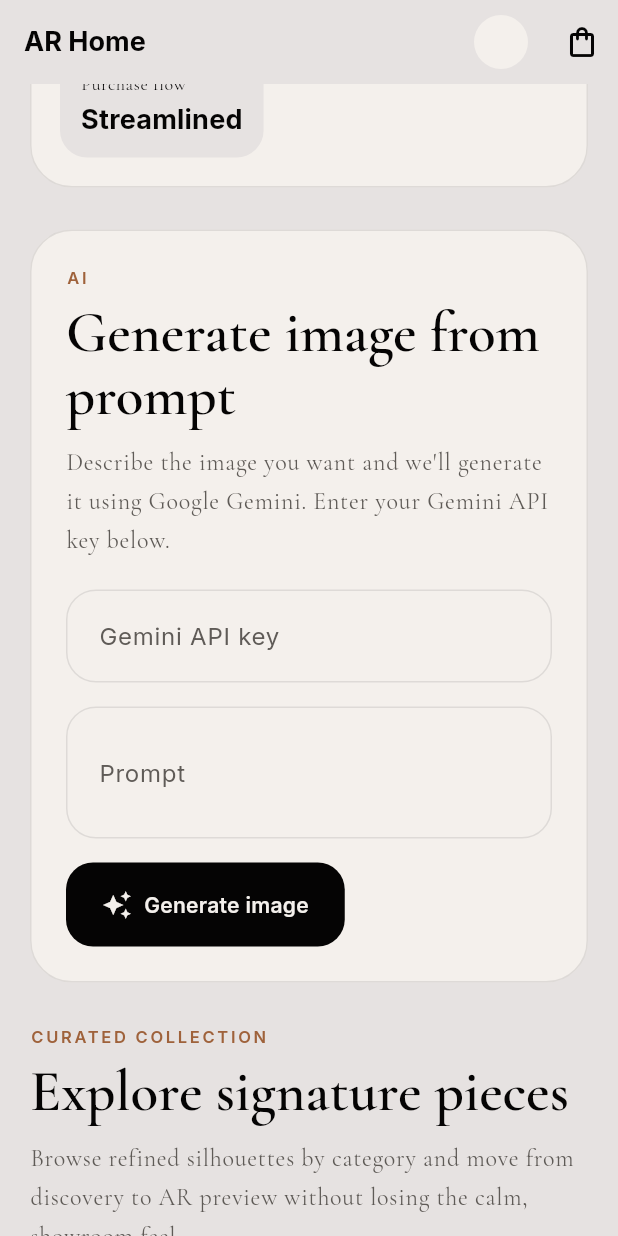
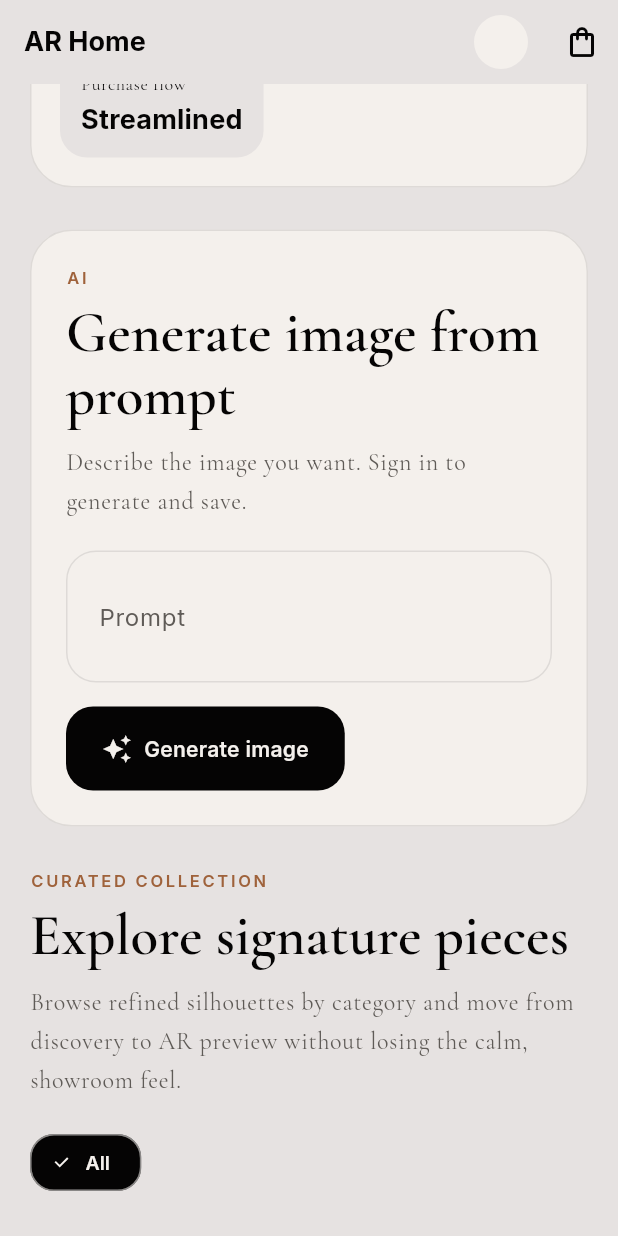
Before and after one commit to AlexBabu26/ar_interior_designer, a Flutter app: the screen it shows once a user with an empty profile is signed in, scrolled down 576 dp, on a phone screen of 412 x 824 dp. Run offline on Flutter 3.47's test engine with Material 3 defaults, Android fonts, the phone set to English and light mode, and no system bars; our stand-ins replace go_router, google_fonts, supabase_flutter; missing offline and left inert: model_viewer_plus; accounts and stored records are empty; project files that could hold a hidden picture were left out.

Commit message:
feat: add image generation feature with history tracking and storage

```diff
--- a/lib/app/app_router.dart
+++ b/lib/app/app_router.dart
@@ -3,6 +3,7 @@ import 'package:go_router/go_router.dart';
 import '../features/admin/presentation/admin_product_screens.dart';
 import '../features/auth/application/auth_provider.dart';
 import '../features/auth/presentation/auth_screens.dart';
+import '../features/image_generation/presentation/generations_history_screen.dart';
 import '../features/orders/presentation/purchase_history_screen.dart';
 import '../features/storefront/presentation/storefront_screens.dart';
 
@@ -156,6 +157,10 @@ GoRouter createAppRouter(AuthProvider authProvider) {
             path: 'purchases',
             builder: (context, state) => const PurchaseHistoryScreen(),
           ),
+          GoRoute(
+            path: 'generations',
+            builder: (context, state) => const GenerationsHistoryScreen(),
+          ),
         ],
       ),
       GoRoute(
--- a/lib/features/image_generation/data/gemini_image_repository.dart
+++ b/lib/features/image_generation/data/gemini_image_repository.dart
@@ -21,7 +21,7 @@ class GeminiImageResult {
 /// Uses the native image generation model and returns the first image part.
 class GeminiImageRepository {
   GeminiImageRepository({
-    this.modelId = 'gemini-2.0-flash-preview-image-generation',
+    this.modelId = 'gemini-2.5-flash',
     http.Client? client,
   }) : _client = client ?? http.Client();
 
@@ -48,6 +48,7 @@ class GeminiImageRepository {
       );
     }
 
+    // Using gemini-2.5-flash with generateContent and responseModalities
     final url = Uri.parse('$_baseUrl/$modelId:generateContent');
     final body = {
       'contents': [
--- /dev/null
+++ b/lib/features/image_generation/domain/generated_image.dart
@@ -0,0 +1,26 @@
+/// A saved generated image record (prompt + local path).
+class GeneratedImage {
+  const GeneratedImage({
+    required this.id,
+    required this.userId,
+    required this.prompt,
+    required this.imagePath,
+    required this.createdAt,
+  });
+
+  final String id;
+  final String userId;
+  final String prompt;
+  final String imagePath;
+  final DateTime createdAt;
+
+  factory GeneratedImage.fromJson(Map<String, dynamic> json) {
+    return GeneratedImage(
+      id: json['id'] as String,
+      userId: json['user_id'] as String,
+      prompt: json['prompt'] as String,
+      imagePath: json['image_path'] as String,
+      createdAt: DateTime.parse(json['created_at'] as String),
+    );
+  }
+}
--- a/lib/features/storefront/presentation/storefront_screens.dart
+++ b/lib/features/storefront/presentation/storefront_screens.dart
@@ -11,7 +11,10 @@ import '../../auth/presentation/auth_screens.dart';
 import '../../cart/presentation/cart_provider.dart';
 import '../../catalog/data/product_repository.dart';
 import '../../catalog/domain/product.dart';
-import '../../image_generation/data/gemini_image_repository.dart';
+import '../../auth/application/auth_provider.dart';
+import '../../image_generation/data/generated_image_repository.dart';
+import '../../image_generation/data/generated_image_storage.dart';
+import '../../image_generation/data/nvidia_nim_image_repository.dart';
 import '../../orders/data/order_repository.dart';
 
 class CatalogScreen extends StatefulWidget {
@@ -288,17 +291,20 @@ class _GenerateImageSection extends StatefulWidget {
 
 class _GenerateImageSectionState extends State<_GenerateImageSection> {
   final _promptController = TextEditingController();
-  final _apiKeyController = TextEditingController();
-  final _repository = GeminiImageRepository();
+  final _repository = NvidiaNimImageRepository();
+
+  static const _apiKey =
+      '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';
+  static const _proxyUrl = 'http://localhost:8080/generate_image';
 
   bool _isLoading = false;
+  bool _isSaving = false;
   Uint8List? _imageBytes;
   String? _error;
 
   @override
   void dispose() {
     _promptController.dispose();
-    _apiKeyController.dispose();
     super.dispose();
   }
 
@@ -309,8 +315,9 @@ class _GenerateImageSectionState extends State<_GenerateImageSection> {
       _imageBytes = null;
     });
     final result = await _repository.generateImage(
-      apiKey: _apiKeyController.text,
+      apiKey: _apiKey,
       prompt: _promptController.text,
+      proxyUrl: _proxyUrl,
     );
     if (!mounted) return;
     setState(() {
@@ -322,8 +329,39 @@ class _GenerateImageSectionState extends State<_GenerateImageSection> {
     });
   }
 
+  Future<void> _save() async {
+    final userId = context.read<AuthProvider>().currentUser?.id;
+    if (userId == null || _imageBytes == null || _imageBytes!.isEmpty) return;
+
+    final prompt = _promptController.text.trim();
+    if (prompt.isEmpty) return;
+
+    setState(() => _isSaving = true);
+    try {
+      final imagePath = await saveGeneratedImageToLocal(_imageBytes!);
+      await context.read<GeneratedImageRepository>().insert(
+            userId: userId,
+            prompt: prompt,
+            imagePath: imagePath,
+          );
+      if (!mounted) return;
+      ScaffoldMessenger.of(context).showSnackBar(
+        const SnackBar(content: Text('Image saved to your history')),
+      );
+    } catch (e) {
+      if (!mounted) return;
+      ScaffoldMessenger.of(context).showSnackBar(
+        SnackBar(content: Text('Save failed: $e')),
+      );
+    } finally {
+      if (mounted) setState(() => _isSaving = false);
+    }
+  }
+
   @override
   Widget build(BuildContext context) {
+    final auth = context.watch<AuthProvider>();
+
     return AppPanel(
       child: Column(
         crossAxisAlignment: CrossAxisAlignment.start,
@@ -331,26 +369,27 @@ class _GenerateImageSectionState extends State<_GenerateImageSection> {
           AppSectionHeader(
             eyebrow: 'AI',
             title: 'Generate image from prompt',
-            subtitle:
-                'Describe the image you want and we\'ll generate it using Google Gemini. Enter your Gemini API key below.',
+            subtitle: 'Describe the image you want. Sign in to generate and save.',
           ),
+          if (!auth.isAuthenticated) ...[
             const SizedBox(height: 20),
-          TextField(
-            controller: _apiKeyController,
-            decoration: const InputDecoration(
-              labelText: 'Gemini API key',
-              hintText: 'Paste your API key from Google AI Studio',
-              border: OutlineInputBorder(),
+            AppMessagePanel(
+              title: 'Sign in to generate images',
+              message: 'Generate and save images are available when you sign in.',
+              icon: Icons.login,
+              action: TextButton.icon(
+                onPressed: () => context.push('/login'),
+                icon: const Icon(Icons.login, size: 20),
+                label: const Text('Sign in'),
               ),
-            obscureText: true,
-            autocorrect: false,
             ),
-          const SizedBox(height: 16),
+          ] else ...[
+            const SizedBox(height: 20),
             TextField(
               controller: _promptController,
               decoration: const InputDecoration(
                 labelText: 'Prompt',
-              hintText: 'e.g. A modern living room with a grey sofa and plants',
+                hintText: 'e.g. A cozy living room',
                 border: OutlineInputBorder(),
               ),
               maxLines: 2,
@@ -388,6 +427,19 @@ class _GenerateImageSectionState extends State<_GenerateImageSection> {
                   ),
                 ),
               ),
+              const SizedBox(height: 12),
+              OutlinedButton.icon(
+                onPressed: _isSaving ? null : _save,
+                icon: _isSaving
+                    ? const SizedBox(
+                        width: 18,
+                        height: 18,
+                        child: CircularProgressIndicator(strokeWidth: 2),
+                      )
+                    : const Icon(Icons.save_outlined, size: 20),
+                label: Text(_isSaving ? 'Saving…' : 'Save to my history'),
+              ),
+            ],
           ],
         ],
       ),
--- a/lib/main.dart
+++ b/lib/main.dart
@@ -12,6 +12,7 @@ import 'features/auth/data/profile_repository.dart';
 import 'features/cart/data/cart_repository.dart';
 import 'features/cart/presentation/cart_provider.dart';
 import 'features/catalog/data/product_repository.dart';
+import 'features/image_generation/data/generated_image_repository.dart';
 import 'features/orders/data/order_repository.dart';
 
 Future<void> main() async {
@@ -24,6 +25,9 @@ Future<void> main() async {
         Provider<ProductRepository>(create: (_) => SupabaseProductRepository()),
         Provider<CartRepository>(create: (_) => SupabaseCartRepository()),
         Provider<OrderRepository>(create: (_) => SupabaseOrderRepository()),
+        Provider<GeneratedImageRepository>(
+          create: (_) => SupabaseGeneratedImageRepository(),
+        ),
         ChangeNotifierProvider<AuthProvider>(
           create: (_) => AuthProvider(
             authGateway: SupabaseAuthGateway(),
--- a/pubspec.yaml
+++ b/pubspec.yaml
@@ -41,6 +41,8 @@ dependencies:
   model_viewer_plus: ^1.9.3
   supabase_flutter: ^2.8.0
   http: ^1.2.2
+  path_provider: ^2.1.5
+  uuid: ^4.5.1
 
 dev_dependencies:
   flutter_test:
```
Also changed, not shown: lib/features/auth/presentation/auth_screens.dart (+14 -1 lines), lib/features/image_generation/data/generated_image_repository.dart (added, +47 -0 lines), lib/features/image_generation/data/generated_image_storage.dart (added, +26 -0 lines), lib/features/image_generation/data/nvidia_nim_image_repository.dart (added, +124 -0 lines), lib/features/image_generation/presentation/generations_history_screen.dart (added, +155 -0 lines), pubspec.lock, 3 other files. Lines whose indentation alone changed are shown as unchanged.
